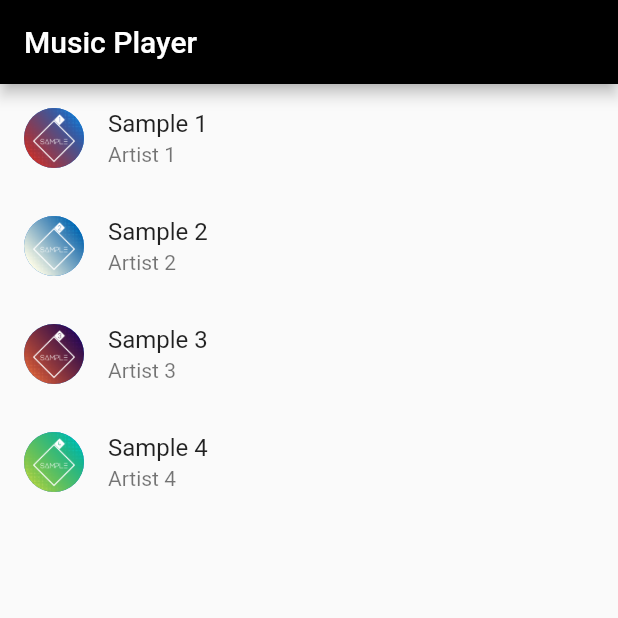
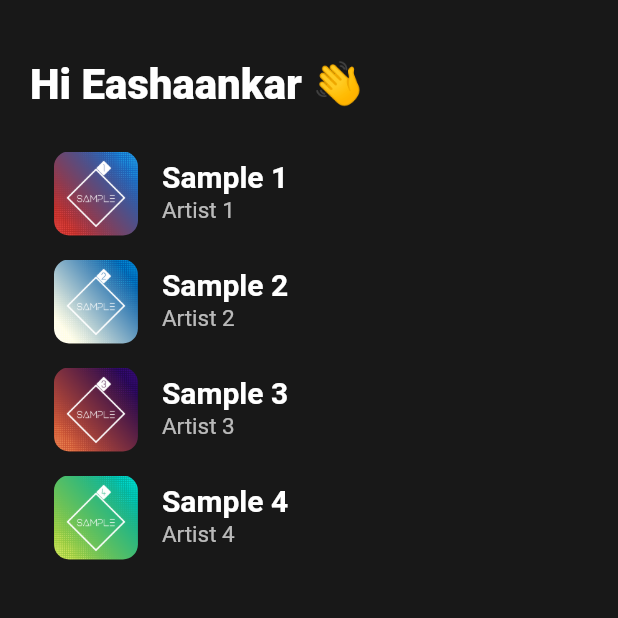
Before and after one commit to eashaankar/Spotify-Clone, a Flutter app: the Home screen opened directly, on a phone screen of 412 x 824 dp, the top half of it. Run offline on Flutter 3.47's test engine with Material 2 defaults, Android fonts, the phone set to English and light mode, and no system bars; our stand-ins replace audioplayers; missing offline and left inert: we_slide.

Commit message:
initial commit

```diff
--- a/lib/home.dart
+++ b/lib/home.dart
@@ -4,15 +4,14 @@ import 'dart:convert';
 import 'package:audioplayers/audioplayers.dart';
 import 'package:flutter/cupertino.dart';
 import 'package:flutter/material.dart';
-import 'package:music_player/audio_file.dart';
-import 'package:music_player/miniplayer.dart';
 import 'package:music_player/player.dart';
 import 'package:we_slide/we_slide.dart';
 
 class Home extends StatefulWidget {
 
+  final Function onTap;
 
-  Home({Key key}) : super(key: key);
+  Home({Key key, this.onTap}) : super(key: key);
 
   @override
   _HomeState createState() => _HomeState();
@@ -43,15 +42,28 @@ class _HomeState extends State<Home> {
     final size = MediaQuery.of(context).size;
     final colorTheme = Theme.of(context).colorScheme;
     return Scaffold(
-      appBar: AppBar(
-        title: Text('Music Player'),
+      body: SafeArea(
+        child: Padding(
+          padding: const EdgeInsets.symmetric(horizontal: 20, vertical: 40),
+          child: Column(
+            children: [
+              Container(
+                child: Text(
+                  "Hi Eashaankar 👋",
+                  style: Theme.of(context).textTheme.headline4?.copyWith(
+                      fontWeight: FontWeight.w900, color: Colors.white, ),
                 ),
-      body: ListView.builder(
+                alignment: Alignment.centerLeft,
+              ),
+              SizedBox(height: 20.0),
+              Expanded(
+                    child: ListView.builder(
                       itemCount: songs == null ? 0 : songs.length,
                       itemBuilder: (_, i) {
-            return GestureDetector(
+                        return InkWell(
+                          highlightColor: Colors.lightGreen,
+                          splashColor: Colors.green,
                           onTap: () {
-                MiniPlayer(onTap: _controller.show, songsData: songs, index: i);
                             Navigator.push(context,
                               MaterialPageRoute(builder: (context) => Player(onTap: _controller.show,songsData: songs,index: i)),
 
@@ -63,14 +75,25 @@ class _HomeState extends State<Home> {
                             //print("tapped");
                           },
                           child: ListTile(
-                leading: CircleAvatar(
-                  backgroundImage: AssetImage(songs[i]["img"]), // no matter how big it is, it won't overflow
+                            leading: ClipRRect(
+                              borderRadius: BorderRadius.circular(10.0),
+                              child: Image.asset(songs[i]["img"]),
                               ),
-                title: Text(songs[i]["name"]),
-                subtitle: Text(songs[i]["artist"]),
-              ),
+                            title: Text(songs[i]["name"],
+                                style: TextStyle(
+                                  fontSize: 20,
+                                ),),
+                            subtitle: Text(songs[i]["artist"],
+                              style: TextStyle(
+                                fontSize: 15,
+                              ),),),
                           );
                       }),
+                  ),
+            ],
+          ),
+        ),
+      ),
     );
   }
 }
--- a/lib/main.dart
+++ b/lib/main.dart
@@ -1,12 +1,15 @@
 // @dart=2.9
 import 'package:flutter/material.dart';
 import 'package:music_player/musicpage.dart';
+import 'theme.dart';
 
 
 void main() {
   runApp(MaterialApp(
     debugShowCheckedModeBanner: false,
-    theme: ThemeData(primaryColor: Colors.black),
+    themeMode: ThemeMode.dark,
+    theme: AppTheme.lightThemeData,
+    darkTheme: AppTheme.darkThemeData,
     home: MusicPage(),
   ));
 }
```
Also changed, not shown: lib/audio_file.dart (+16 -10 lines), lib/bottombar.dart (added, +25 -0 lines), lib/miniplayer.dart (deleted, +0 -97 lines), lib/musicpage.dart (+14 -10 lines), lib/player.dart (+13 -15 lines), lib/theme.dart (added, +111 -0 lines). Lines whose indentation alone changed are shown as unchanged.
